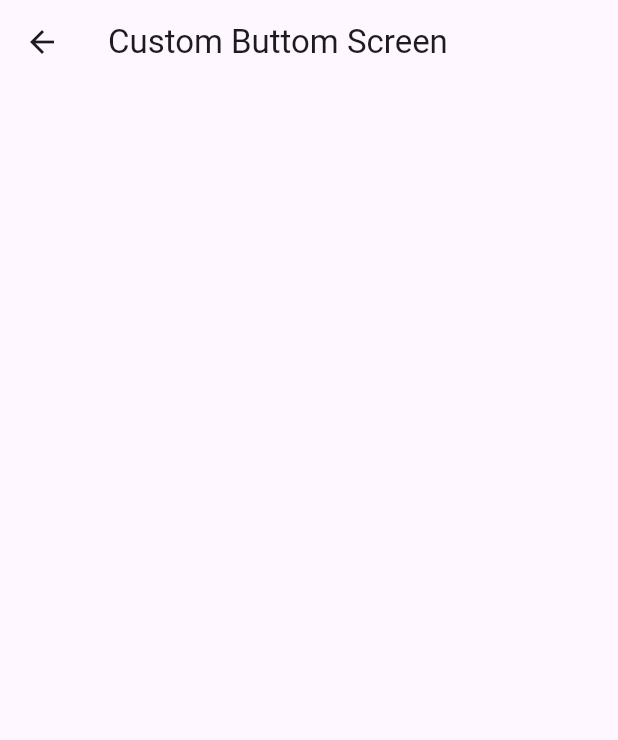
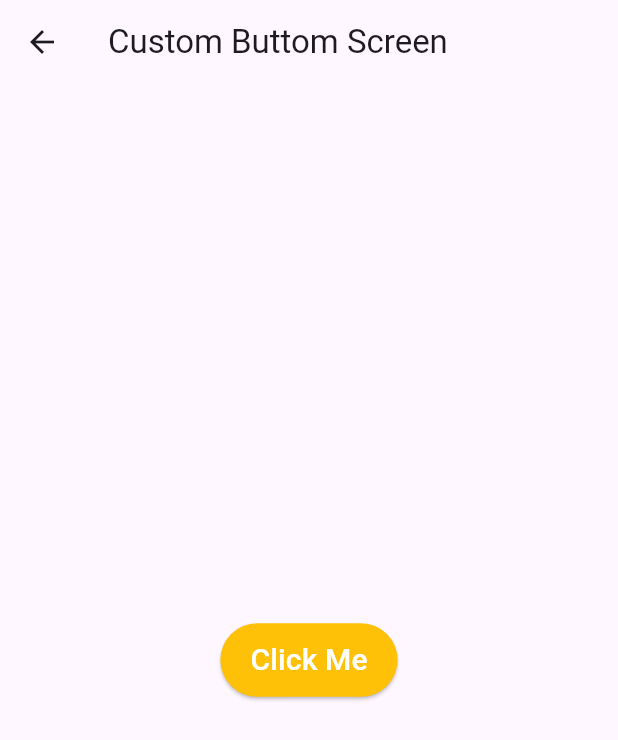
Before and after one commit to aryanNakarmi/flutter_assignment_2, a Flutter app: the CustomLayoutscreen screen opened directly, on a phone screen of 412 x 824 dp. Shown: the top 740 px of the screen. Run offline on Flutter 3.47's test engine with Material 3 defaults, Android fonts, the phone set to English and light mode, and no system bars.

Commit message:
layoutScreen

```diff
--- a/lib/Screens/custom_layoutscreen.dart
+++ b/lib/Screens/custom_layoutscreen.dart
@@ -1,4 +1,5 @@
 import 'package:flutter/material.dart';
+import 'package:flutter_assignment_2/Widgets/my_button.dart';
 import 'package:flutter_assignment_2/app.dart';
 
 class CustomLayoutscreen extends StatelessWidget {
@@ -9,7 +10,10 @@ class CustomLayoutscreen extends StatelessWidget {
     return Scaffold(
       appBar: AppBar(
         title: const Text("Custom Buttom Screen"),
-      )
+      ),
+      body: Center(
+        child: MyButton(onPressed: (){}, text: 'Click Me'),
+      ),
     );
   }
 }
```
